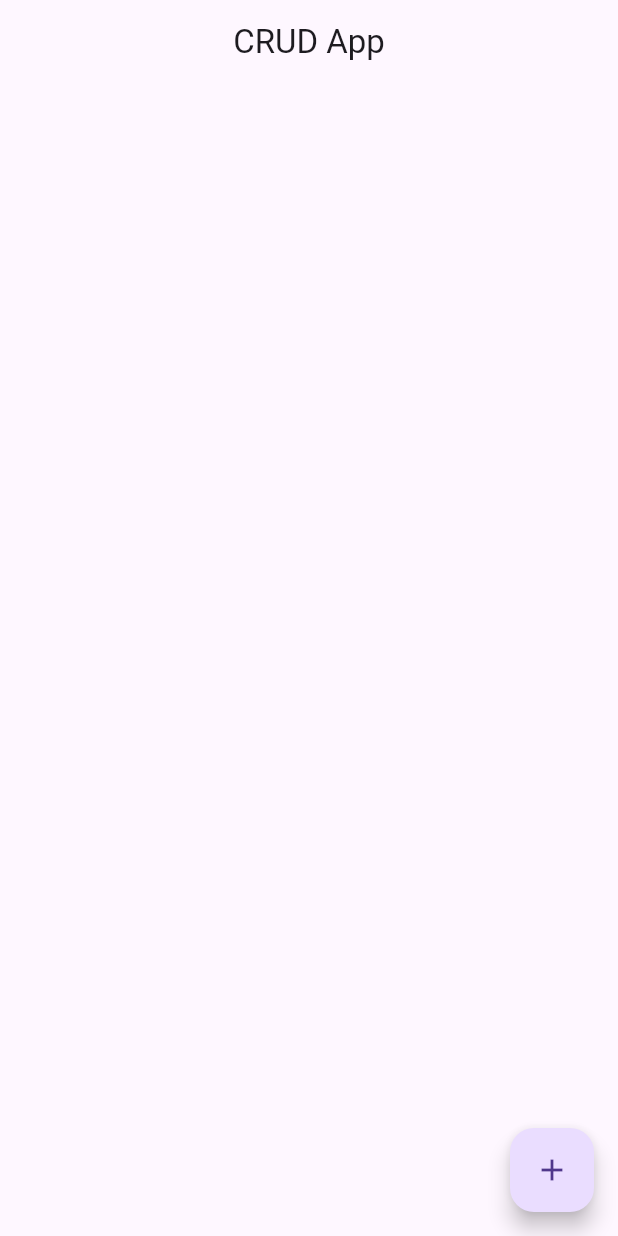
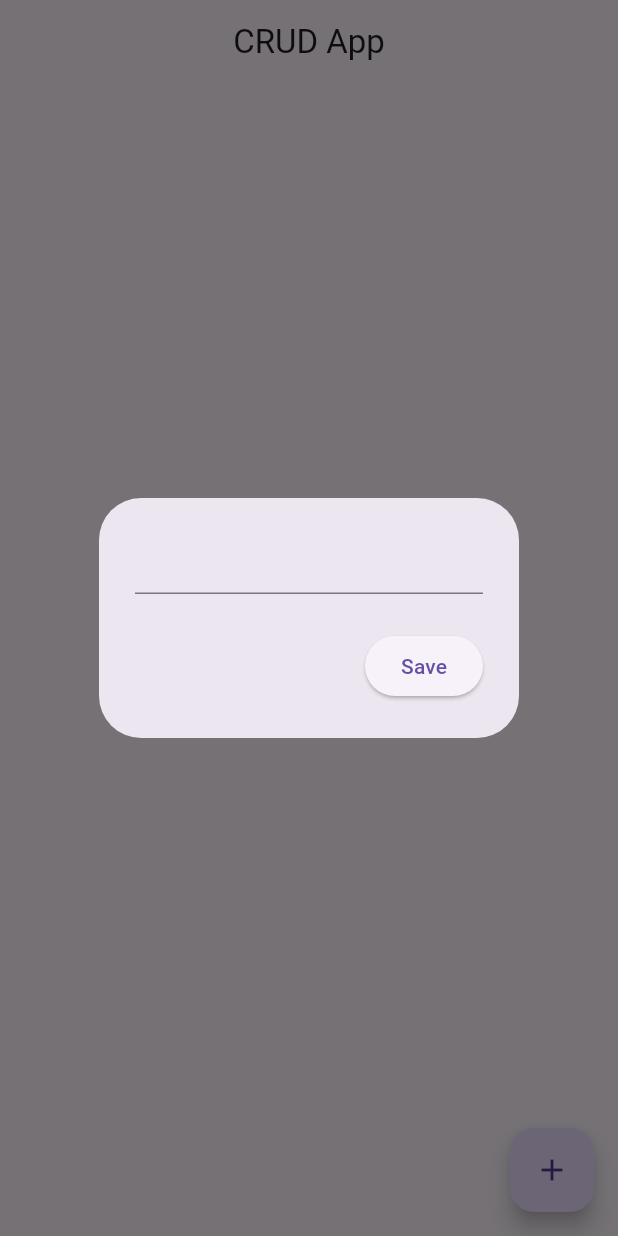
Before and after one commit to SolomonB127/CRUD, a Flutter app: the screen it shows after launch, after a tap on the "add" icon, on a phone screen of 412 x 824 dp. Run offline on Flutter 3.47's test engine with Material 3 defaults, Android fonts, the phone set to English and light mode, and no system bars; our stand-ins replace cloud_firestore, firebase_core; accounts and stored records are empty; generated files the repository leaves out were written again.

Commit message:
feat: Added TextField for inputting notes and connected to FirestoreService for saving. - - Included functionality to clear the text input and close the dialog after saving a note.

```diff
--- a/lib/pages/home_page.dart
+++ b/lib/pages/home_page.dart
@@ -1,7 +1,46 @@
+import 'package:firestore_db/services/firestore.dart';
 import 'package:flutter/material.dart';
 
-class HomePage extends StatelessWidget {
+class HomePage extends StatefulWidget {
   const HomePage({super.key});
+
+  @override
+  State<HomePage> createState() => _HomePageState();
+}
+
+class _HomePageState extends State<HomePage> {
+  // firestore object
+  final FirestoreService firestoreService = FirestoreService();
+
+  // text controller
+  final TextEditingController textController = TextEditingController();
+
+//  open dialog method
+  void openNoteDialog() {
+    showDialog(
+        context: context,
+        builder: (context) => AlertDialog(
+              content: TextField(
+                controller: textController,
+              ),
+              actions: <Widget>[
+                // save button
+                ElevatedButton(
+                  onPressed: () {
+                    // add a new note
+                    firestoreService.addNote(textController.text);
+
+                    // clear controller
+                    textController.clear();
+
+                    // pop dialog
+                    Navigator.pop(context);
+                  },
+                  child: const Text("Save"),
+                )
+              ],
+            ));
+  }
 
   @override
   Widget build(BuildContext context) {
@@ -14,7 +53,7 @@ class HomePage extends StatelessWidget {
         ),
       ),
       floatingActionButton: FloatingActionButton(
-        onPressed: () {},
+        onPressed: openNoteDialog,
         child: const Icon(Icons.add),
       ),
     );
```
